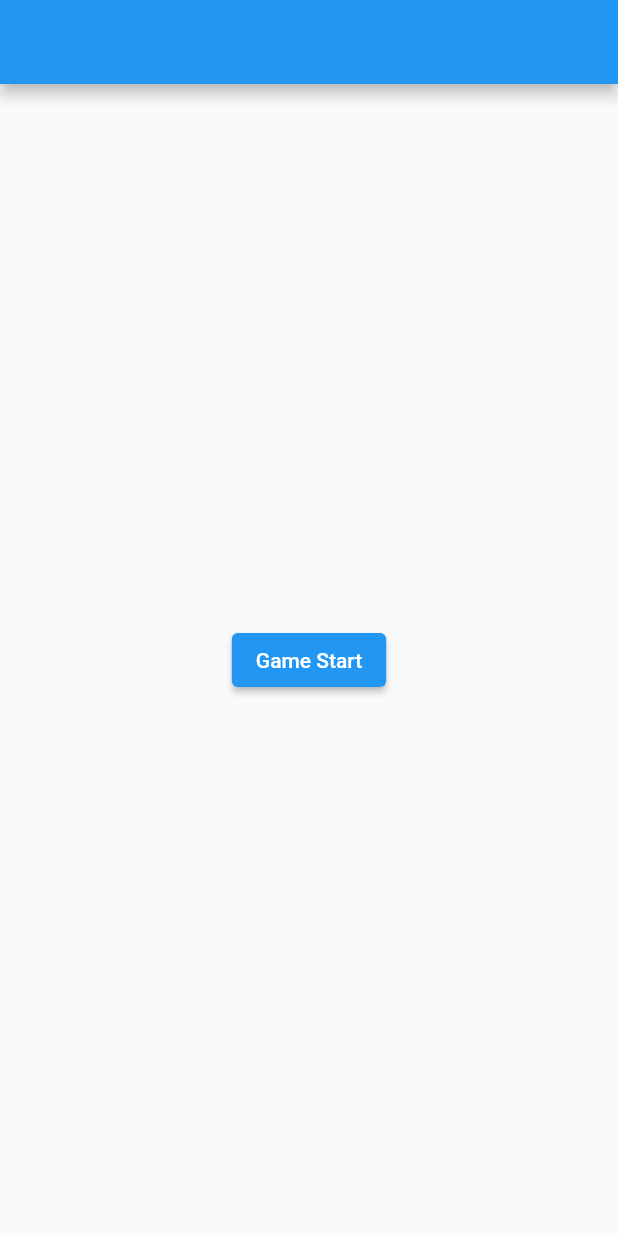
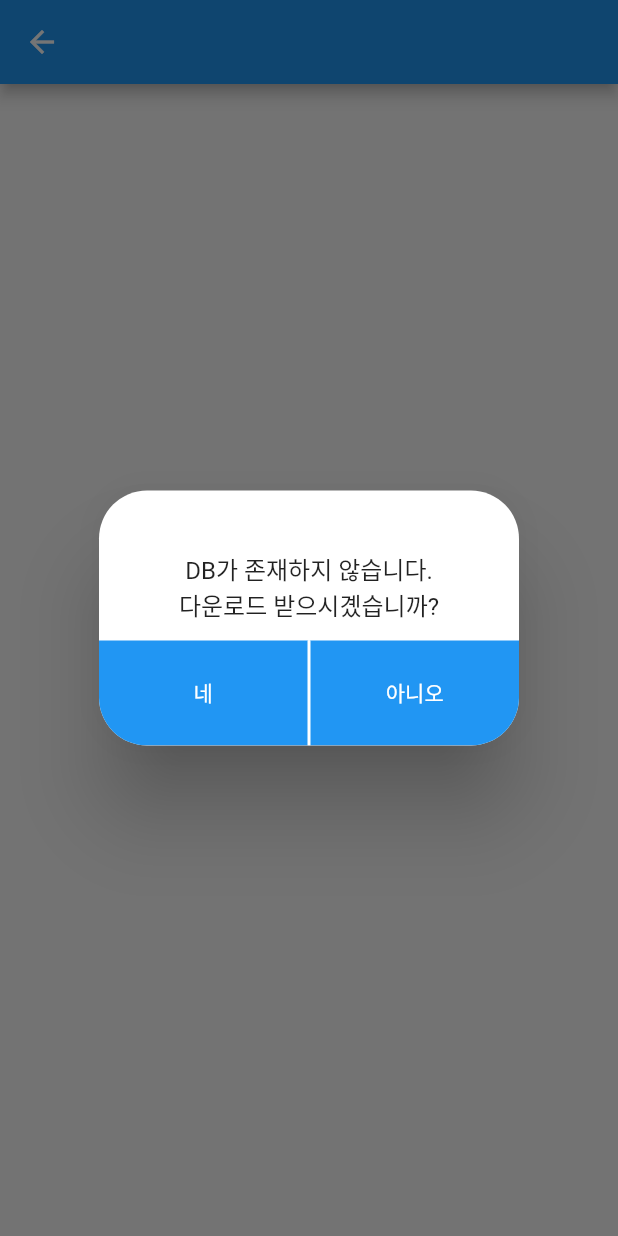
Before and after one commit to hjk1996/flutter--, a Flutter app: the HomeScreenView screen opened directly, after a tap on "Game Start", on a phone screen of 412 x 824 dp. Run offline on Flutter 3.47's test engine with Material 2 defaults, Android fonts, the phone set to English and light mode, and no system bars; our stand-ins replace chat_bubbles, firebase_auth, firebase_core, firebase_storage, freezed_annotation, sqflite; accounts and stored records are empty.

Commit message:
add firebase features and auth screen view

```diff
--- a/lib/data/data_source/db_helper.dart
+++ b/lib/data/data_source/db_helper.dart
@@ -123,6 +123,10 @@ class DBHelper {
     }
   }
 
+  Future<void> closeDB() async {
+    await database.close();
+  }
+
   // 단어의 인덱스를 가지고 한방단어로 이어지지 않는 안전한 단어들의 인덱스를 찾음.
   // Future<Set<int>?> findSafeWordIndices(Set<int> wordIndices) async {
   //   var possibleMoves = await database.query(
--- a/lib/data/repository/ai_repository_impl.dart
+++ b/lib/data/repository/ai_repository_impl.dart
@@ -39,4 +39,9 @@ class AIRepositoryImpl implements AIRepository {
   Future<Set<int>> loadAllKillerWordIndice() async {
     return dbHelper.loadAllKillerWordIndice();
   }
+
+  @override
+  Future<void> closeDB() async {
+    return dbHelper.closeDB();
+  }
 }
--- a/lib/di/provider_setting.dart
+++ b/lib/di/provider_setting.dart
@@ -16,5 +16,6 @@ Future<GameScreenViewModel> makeGameScreenViewModel() async {
   DBHelper dbHelper = DBHelper(database: database);
   AIRepository aiRepository = AIRepositoryImpl(dbHelper);
   AIPlayer aiPlayer = AIPlayer(aiRepository: aiRepository);
+  await aiPlayer.startGame();
   return GameScreenViewModel(aiPlayer: aiPlayer);
 }
--- a/lib/domain/repository/ai_repository.dart
+++ b/lib/domain/repository/ai_repository.dart
@@ -12,4 +12,6 @@ abstract class AIRepository {
   Future<List<Map>?> getWordInfosByIndice(Set<int> indices);
 
   Future<Set<int>> loadAllKillerWordIndice();
+
+  Future<void> closeDB();
 }
--- a/lib/presentation/game_screen/components/dialog.dart
+++ b/lib/presentation/common/asking_dialog.dart
@@ -3,8 +3,16 @@ import 'package:text_project/presentation/game_screen/game_screen_view_model.dar
 import 'package:text_project/presentation/home_screen/home_screen_view.dart';
 import 'package:provider/provider.dart';
 
-class ChatScreenPopButtonDialog extends StatelessWidget {
-  const ChatScreenPopButtonDialog({Key? key}) : super(key: key);
+class AskingDialog extends StatelessWidget {
+  final String message;
+  final String agreeText;
+  final String disagreeText;
+  const AskingDialog({
+    Key? key,
+    required this.message,
+    required this.agreeText,
+    required this.disagreeText,
+  }) : super(key: key);
 
   @override
   Widget build(BuildContext context) {
@@ -27,8 +35,8 @@ class ChatScreenPopButtonDialog extends StatelessWidget {
               const SizedBox(
                 height: 20,
               ),
-              const Text(
-                '게임에서 나가겠습니까?',
+              Text(
+                message,
                 textAlign: TextAlign.center,
               ),
               const Spacer(),
@@ -41,7 +49,9 @@ class ChatScreenPopButtonDialog extends StatelessWidget {
                     child: Container(
                       decoration: BoxDecoration(
                         border: const Border(
-                            top: BorderSide(width: 2), right: BorderSide()),
+                          // top: BorderSide(width: 2, color: Colors.white),
+                          right: BorderSide(color: Colors.white),
+                        ),
                         color: Theme.of(context).primaryColor,
                       ),
                       height: 70,
@@ -49,9 +59,9 @@ class ChatScreenPopButtonDialog extends StatelessWidget {
                         onPressed: () {
                           Navigator.pop(context, true);
                         },
-                        child: const Text(
-                          '나가기',
-                          style: TextStyle(color: Colors.white),
+                        child: Text(
+                          agreeText,
+                          style: const TextStyle(color: Colors.white),
                         ),
                       ),
                     ),
@@ -62,7 +72,9 @@ class ChatScreenPopButtonDialog extends StatelessWidget {
                     child: Container(
                       decoration: BoxDecoration(
                         border: const Border(
-                            top: BorderSide(width: 2), left: BorderSide()),
+                          // top: BorderSide(width: 2, color: Colors.white),
+                          left: BorderSide(color: Colors.white),
+                        ),
                         color: Theme.of(context).primaryColor,
                       ),
                       height: 70,
@@ -70,9 +82,9 @@ class ChatScreenPopButtonDialog extends StatelessWidget {
                         onPressed: () {
                           Navigator.pop(context, false);
                         },
-                        child: const Text(
-                          '계속하기',
-                          style: TextStyle(color: Colors.white),
+                        child: Text(
+                          disagreeText,
+                          style: const TextStyle(color: Colors.white),
                         ),
                       ),
                     ),
--- a/lib/presentation/game_screen/ai_player.dart
+++ b/lib/presentation/game_screen/ai_player.dart
@@ -94,7 +94,8 @@ class AIPlayer {
     return null;
   }
 
-  void quitGame() {
+  Future<void> quitGame() async {
     killerWordIndice = null;
+    await aiRepository.closeDB();
   }
 }
--- a/lib/presentation/game_screen/game_screen_view.dart
+++ b/lib/presentation/game_screen/game_screen_view.dart
@@ -1,8 +1,8 @@
 import 'package:flutter/material.dart';
+import 'package:text_project/presentation/common/asking_dialog.dart';
 import 'package:text_project/presentation/game_screen/game_screen_view_model.dart';
 import 'package:text_project/presentation/game_screen/components/chat_bubble.dart';
 import 'package:provider/provider.dart';
-import 'package:text_project/presentation/game_screen/components/dialog.dart';
 
 class GameScreenView extends StatefulWidget {
   const GameScreenView({Key? key}) : super(key: key);
@@ -24,7 +24,11 @@ class _GameScreenViewState extends State<GameScreenView> {
             onPressed: () async {
               final isEnd = await showDialog<bool>(
                 context: context,
-                builder: (context) => const ChatScreenPopButtonDialog(),
+                builder: (context) => const AskingDialog(
+                  message: '게임에서 나가겠습니까?',
+                  agreeText: '네',
+                  disagreeText: '계속하기',
+                ),
               );
 
               if (isEnd != null && isEnd == true) {
--- a/lib/presentation/home_screen/home_screen_view.dart
+++ b/lib/presentation/home_screen/home_screen_view.dart
@@ -4,12 +4,14 @@ import 'package:flutter/material.dart';
 import 'package:flutter/services.dart';
 import 'package:path_provider/path_provider.dart';
 import 'package:text_project/di/provider_setting.dart';
+import 'package:text_project/presentation/common/asking_dialog.dart';
 import 'package:text_project/presentation/game_screen/game_screen_view.dart';
 import 'package:provider/provider.dart';
 import 'package:text_project/presentation/game_screen/game_screen_view_model.dart';
 import 'package:path/path.dart';
 import 'package:firebase_storage/firebase_storage.dart';
 import 'package:text_project/utils.dart';
+import 'package:http/http.dart' as http;
 
 class HomeScreenView extends StatefulWidget {
   const HomeScreenView({Key? key}) : super(key: key);
@@ -32,7 +34,22 @@ class _HomeScreenViewState extends State<HomeScreenView> {
                   final dbExists = await checkWordDBExists();
 
                   if (!dbExists) {
-                    return;
+                    final res = await showDialog<bool>(
+                      context: context,
+                      builder: (context) => const AskingDialog(
+                        message: 'DB가 존재하지 않습니다.\n다운로드 받으시곘습니까?',
+                        agreeText: '네',
+                        disagreeText: '아니오',
+                      ),
+                    );
+
+                    if (res == true) {
+                      final dbRef = FirebaseStorage.instance.ref('word_db.db');
+                      final downloadUrl = await dbRef.getDownloadURL();
+                      print(downloadUrl);
+
+                      return;
+                    }
                   }
 
                   final viewModel = await makeGameScreenViewModel();
--- a/pubspec.yaml
+++ b/pubspec.yaml
@@ -66,8 +66,8 @@ flutter:
   uses-material-design: true
 
   # To add assets to your application, add an assets section, like this:
-  assets:
-    - assets/word_db.db
+  # assets:
+  #   - assets/word_db.db
 
   # An image asset can refer to one or more resolution-specific "variants", see
   # https://flutter.dev/assets-and-images/#resolution-aware
```
Also changed, not shown: lib/main.dart (+7 -1 lines), lib/presentation/auth_screen/auth_screen_view.dart (added, +14 -0 lines), lib/presentation/home_screen/home_screen_view_model.dart (added, +7 -0 lines), lib/presentation/initial_screen/initial_screen_view.dart (added, +17 -0 lines), 1 other file.
